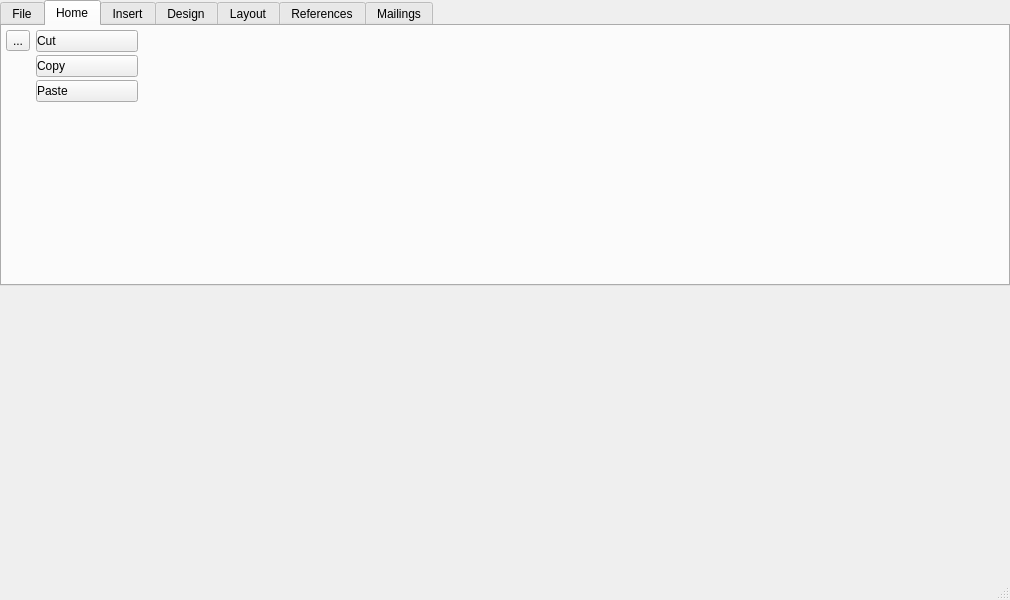
Before: the Qt Designer form src/components/Core/mainwindow.ui in nedrysoft/pingnoo, drawn with Qt 5.
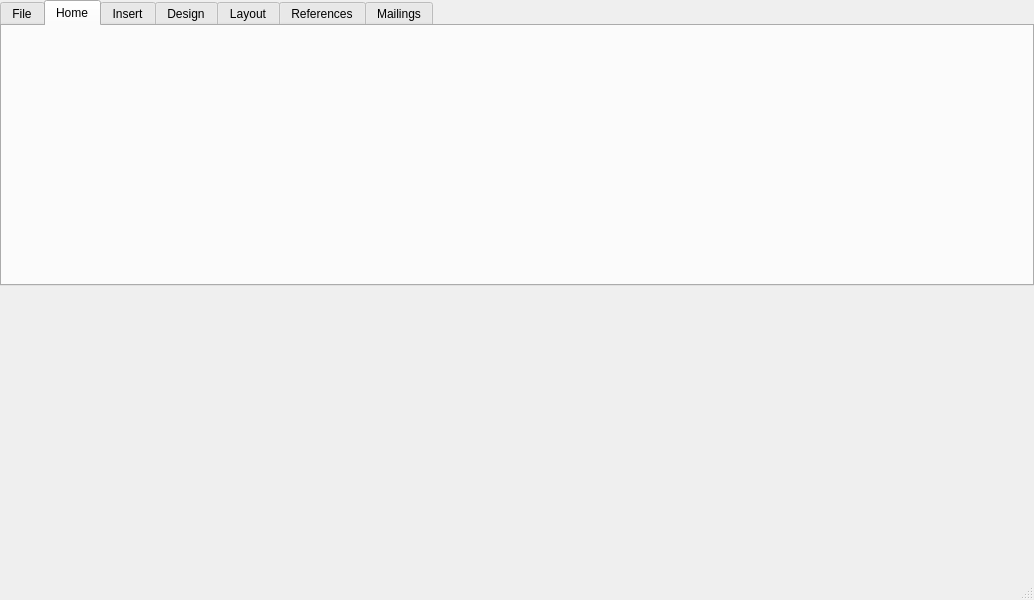
After: the same form once the commit is applied. Icons and pictures are not drawn. Custom widgets are drawn as their Qt base class.

Patch:
```diff
--- a/src/components/Core/mainwindow.ui
+++ b/src/components/Core/mainwindow.ui
@@ -6,7 +6,7 @@
    <rect>
     <x>0</x>
     <y>0</y>
-    <width>1010</width>
+    <width>1034</width>
     <height>600</height>
    </rect>
   </property>
@@ -110,29 +110,6 @@
              <property name="sizeConstraint">
               <enum>QLayout::SetMinimumSize</enum>
              </property>
-             <item>
-              <widget class="QToolButton" name="toolButton">
-               <property name="text">
-                <string>...</string>
-               </property>
-               <property name="icon">
-                <iconset resource="RibbonIcons.qrc">
-                 <normaloff>:/RibbonIcons/Icons/icons8-paste-48.png</normaloff>:/RibbonIcons/Icons/icons8-paste-48.png</iconset>
-               </property>
-               <property name="iconSize">
-                <size>
-                 <width>48</width>
-                 <height>48</height>
-                </size>
-               </property>
-               <property name="toolButtonStyle">
-                <enum>Qt::ToolButtonIconOnly</enum>
-               </property>
-               <property name="arrowType">
-                <enum>Qt::NoArrow</enum>
-               </property>
-              </widget>
-             </item>
              <item>
               <spacer name="verticalSpacer_2">
                <property name="orientation">
@@ -156,69 +133,6 @@
              <property name="sizeConstraint">
               <enum>QLayout::SetMinimumSize</enum>
              </property>
-             <item>
-              <widget class="QPushButton" name="cutButton">
-               <property name="sizePolicy">
-                <sizepolicy hsizetype="Minimum" vsizetype="Fixed">
-                 <horstretch>0</horstretch>
-                 <verstretch>0</verstretch>
-                </sizepolicy>
-               </property>
-               <property name="styleSheet">
-                <string notr="true">Text-align:left</string>
-               </property>
-               <property name="text">
-                <string>Cut</string>
-               </property>
-               <property name="icon">
-                <iconset resource="RibbonIcons.qrc">
-                 <normaloff>:/RibbonIcons/Icons/icons8-cut-48.png</normaloff>:/RibbonIcons/Icons/icons8-cut-48.png</iconset>
-               </property>
-               <property name="flat">
-                <bool>false</bool>
-               </property>
-              </widget>
-             </item>
-             <item>
-              <widget class="QPushButton" name="copyButton">
-               <property name="enabled">
-                <bool>true</bool>
-               </property>
-               <property name="styleSheet">
-                <string notr="true">Text-align:left</string>
-               </property>
-               <property name="text">
-                <string>Copy</string>
-               </property>
-               <property name="icon">
-                <iconset resource="RibbonIcons.qrc">
-                 <normaloff>:/RibbonIcons/Icons/icons8-copy-48.png</normaloff>:/RibbonIcons/Icons/icons8-copy-48.png</iconset>
-               </property>
-               <property name="flat">
-                <bool>false</bool>
-               </property>
-              </widget>
-             </item>
-             <item>
-              <widget class="QPushButton" name="pasteButton">
-               <property name="enabled">
-                <bool>true</bool>
-               </property>
-               <property name="styleSheet">
-                <string notr="true">Text-align:left</string>
-               </property>
-               <property name="text">
-                <string>Paste</string>
-               </property>
-               <property name="icon">
-                <iconset resource="RibbonIcons.qrc">
-                 <normaloff>:/RibbonIcons/Icons/icons8-paste-48.png</normaloff>:/RibbonIcons/Icons/icons8-paste-48.png</iconset>
-               </property>
-               <property name="flat">
-                <bool>false</bool>
-               </property>
-              </widget>
-             </item>
              <item>
               <spacer name="verticalSpacer">
                <property name="orientation">
```
Left out of the diff: 23 changed lines with no effect on the pictures.
